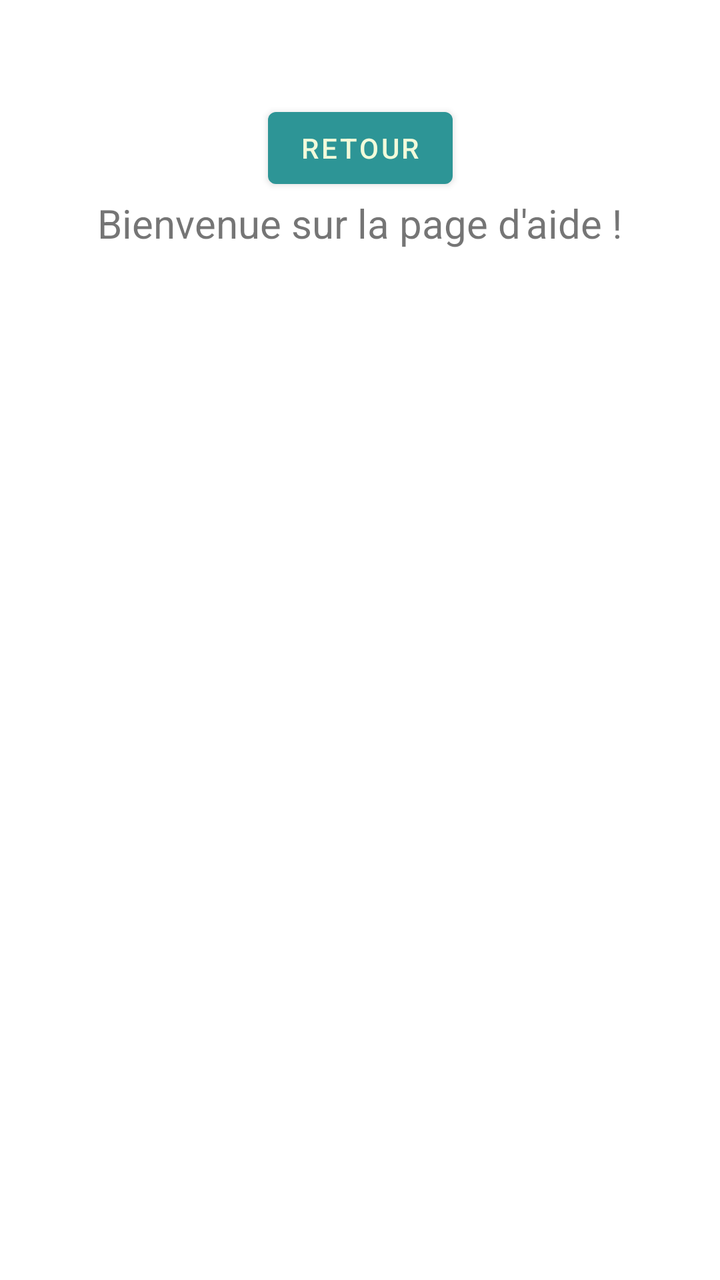
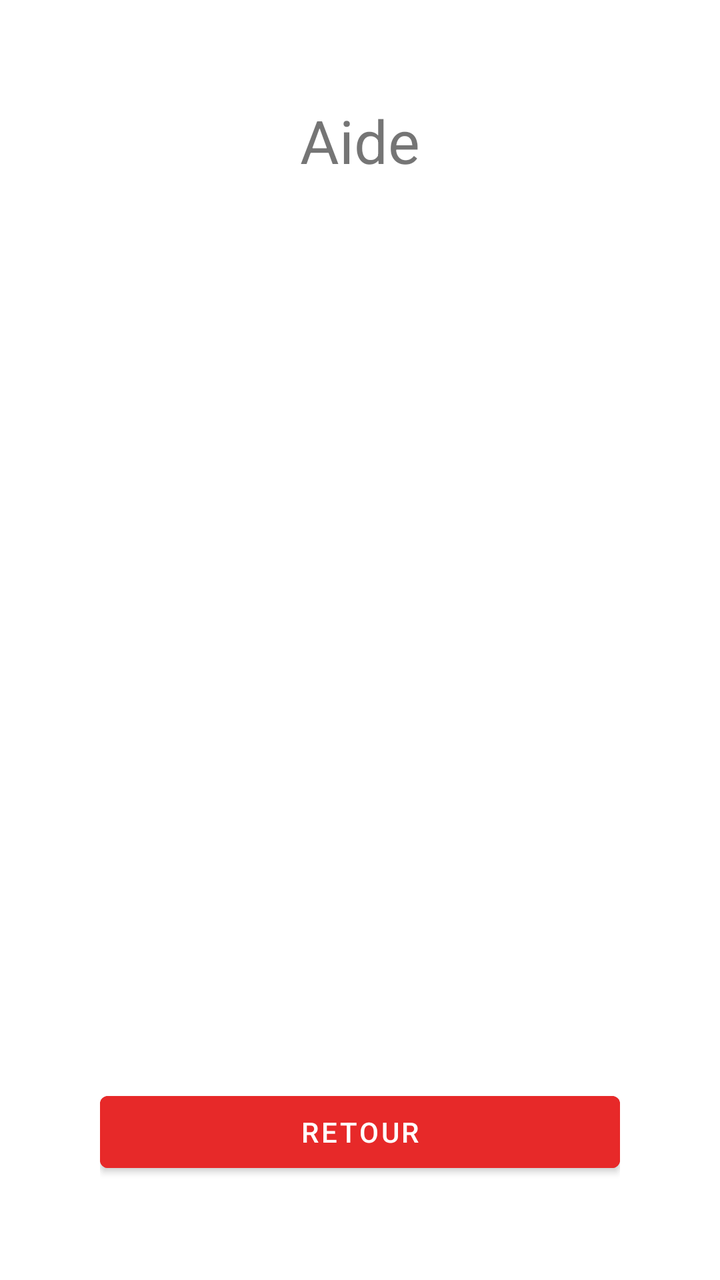

The first picture is an Android layout as it rendered before a commit; the second is the same layout after the commit. The layout source and the unified diff follow.
<!-- AndroidManifest.xml: application theme Theme.Lousticole -->
<!-- res/layout/help.xml -->
<?xml version="1.0" encoding="utf-8"?>
<androidx.constraintlayout.widget.ConstraintLayout xmlns:android="http://schemas.android.com/apk/res/android"
    xmlns:app="http://schemas.android.com/apk/res-auto"
    android:layout_width="match_parent"
    android:layout_height="match_parent">

    <Button
        android:id="@+id/help_retour_button"
        android:layout_width="wrap_content"
        android:layout_height="wrap_content"
        android:layout_marginTop="50dp"
        android:text="Retour"
        app:layout_constraintEnd_toEndOf="parent"
        app:layout_constraintStart_toStartOf="parent"
        app:layout_constraintTop_toTopOf="parent" />

    <TextView
        android:id="@+id/help_welcome_textView"
        android:layout_width="wrap_content"
        android:layout_height="wrap_content"
        android:text="Bienvenue sur la page d'aide !"
        android:textSize="20sp"
        app:layout_constraintEnd_toEndOf="parent"
        app:layout_constraintStart_toStartOf="parent"
        app:layout_constraintTop_toBottomOf="@+id/help_retour_button" />

    <LinearLayout
        android:id="@+id/help_container_layout"
        android:layout_width="match_parent"
        android:layout_height="400dp"
        android:orientation="vertical"
        app:layout_constraintBottom_toBottomOf="parent"
        app:layout_constraintTop_toBottomOf="@+id/help_welcome_textView" />

</androidx.constraintlayout.widget.ConstraintLayout>
<!-- resources referenced by this layout -->
<resources>
  <style name="Theme.Lousticole" parent="Theme.MaterialComponents.DayNight.NoActionBar">
          
          <item name="colorPrimary">@color/green</item>
          <item name="colorPrimaryVariant">@color/dark_green</item>
          <item name="colorOnPrimary">@color/cream</item>
          
          <item name="colorSecondary">@color/light_green</item>
          <item name="colorSecondaryVariant">@color/green</item>
          <item name="colorOnSecondary">@color/black</item>
          
          <item name="android:statusBarColor">@android:color/transparent</item>
          <item name="android:navigationBarColor">@android:color/transparent</item>
          <item name="android:windowTranslucentStatus">false</item>
          <item name="android:windowTranslucentNavigation">false</item>
          
      </style>
  <color name="green">#2D9596</color>
  <color name="dark_green">#265073</color>
  <color name="cream">#F1FADA</color>
  <color name="light_green">#9AD0C2</color>
  <color name="black">#FF000000</color>
</resources>

<!-- the commit's change to res/layout/help.xml (unified diff, before → after) -->
@@ -1,35 +1,38 @@
 <?xml version="1.0" encoding="utf-8"?>
 <androidx.constraintlayout.widget.ConstraintLayout xmlns:android="http://schemas.android.com/apk/res/android"
     xmlns:app="http://schemas.android.com/apk/res-auto"
+    xmlns:tools="http://schemas.android.com/tools"
     android:layout_width="match_parent"
-    android:layout_height="match_parent">
-
-    <Button
-        android:id="@+id/help_retour_button"
-        android:layout_width="wrap_content"
-        android:layout_height="wrap_content"
-        android:layout_marginTop="50dp"
-        android:text="Retour"
-        app:layout_constraintEnd_toEndOf="parent"
-        app:layout_constraintStart_toStartOf="parent"
-        app:layout_constraintTop_toTopOf="parent" />
+    android:layout_height="match_parent"
+    android:padding="50dp">
 
     <TextView
         android:id="@+id/help_welcome_textView"
         android:layout_width="wrap_content"
         android:layout_height="wrap_content"
-        android:text="Bienvenue sur la page d'aide !"
-        android:textSize="20sp"
+        android:text="Aide"
+        android:textSize="30sp"
         app:layout_constraintEnd_toEndOf="parent"
         app:layout_constraintStart_toStartOf="parent"
-        app:layout_constraintTop_toBottomOf="@+id/help_retour_button" />
+        app:layout_constraintTop_toTopOf="parent" />
 
     <LinearLayout
         android:id="@+id/help_container_layout"
         android:layout_width="match_parent"
         android:layout_height="400dp"
         android:orientation="vertical"
+        app:layout_constraintBottom_toTopOf="@+id/help_retour_button"
+        app:layout_constraintTop_toBottomOf="@+id/help_welcome_textView"
+        tools:layout_editor_absoluteX="50dp" />
+
+    <Button
+        android:id="@+id/help_retour_button"
+        android:layout_width="match_parent"
+        android:layout_height="wrap_content"
+        android:backgroundTint="@color/red"
+        android:text="Retour"
         app:layout_constraintBottom_toBottomOf="parent"
-        app:layout_constraintTop_toBottomOf="@+id/help_welcome_textView" />
+        app:layout_constraintEnd_toEndOf="parent"
+        app:layout_constraintStart_toStartOf="parent" />
 
 </androidx.constraintlayout.widget.ConstraintLayout>
<!-- resource entries referenced after the edit -->
@@ -1,14 +1,15 @@
 <!-- resources referenced by this layout -->
 <resources>
+  <color name="red">#E72929</color>
   <style name="Theme.Lousticole" parent="Theme.MaterialComponents.DayNight.NoActionBar">
           
           <item name="colorPrimary">@color/green</item>
-          <item name="colorPrimaryVariant">@color/dark_green</item>
-          <item name="colorOnPrimary">@color/cream</item>
+          <item name="colorPrimaryVariant">@color/blue</item>
+          <item name="colorOnPrimary">@color/white</item>
           
-          <item name="colorSecondary">@color/light_green</item>
+          <item name="colorSecondary">@color/blue</item>
           <item name="colorSecondaryVariant">@color/green</item>
-          <item name="colorOnSecondary">@color/black</item>
+          <item name="colorOnSecondary">@color/white</item>
           
           <item name="android:statusBarColor">@android:color/transparent</item>
           <item name="android:navigationBarColor">@android:color/transparent</item>
@@ -16,10 +17,8 @@
           <item name="android:windowTranslucentNavigation">false</item>
           
       </style>
-  <color name="green">#2D9596</color>
-  <color name="dark_green">#265073</color>
-  <color name="cream">#F1FADA</color>
-  <color name="light_green">#9AD0C2</color>
-  <color name="black">#FF000000</color>
+  <color name="green">#33cf79</color>
+  <color name="blue">#3583e2</color>
+  <color name="white">#FFFFFFFF</color>
 </resources>
 
